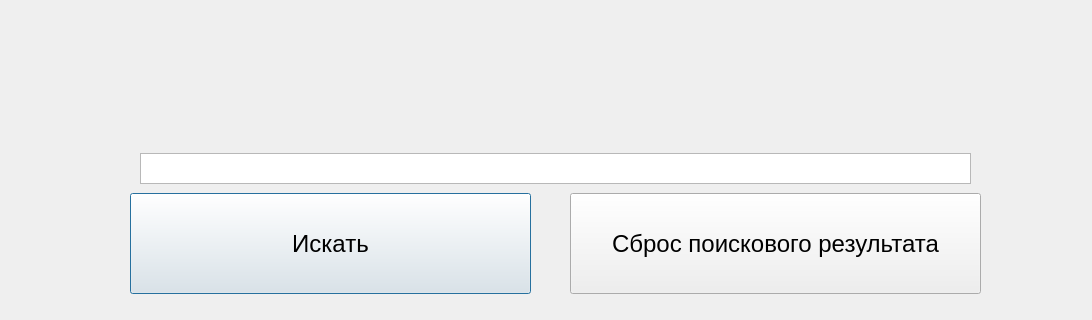
Bessarab123/YandexProject, file Designer.ui: the form before one commit; both pictures show x 0 to 1092 and y 577 to 897 of the 1092 by 897 pixel window.
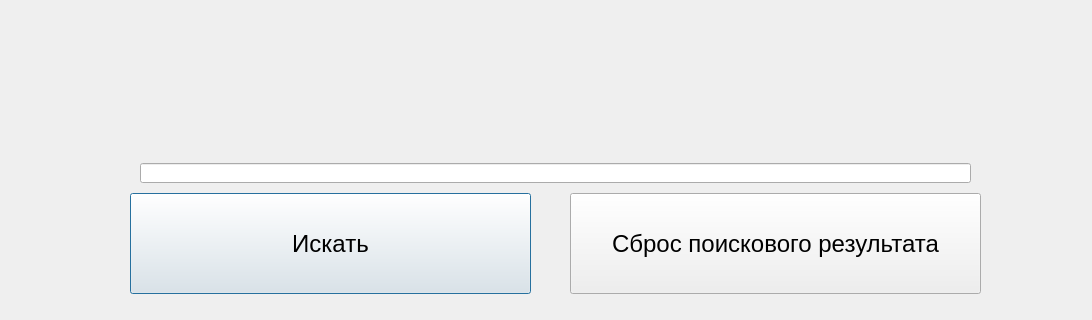
The form after the commit.

Commit message: добавлена привязка кнопок, изменен файл с интерфейсом

```diff
--- a/Designer.ui
+++ b/Designer.ui
@@ -49,16 +49,6 @@
     <string>Сброс поискового результата</string>
    </property>
   </widget>
-  <widget class="QTextEdit" name="textEdit">
-   <property name="geometry">
-    <rect>
-     <x>140</x>
-     <y>730</y>
-     <width>831</width>
-     <height>31</height>
-    </rect>
-   </property>
-  </widget>
   <widget class="QLabel" name="label">
    <property name="geometry">
     <rect>
@@ -72,6 +62,16 @@
     <string/>
    </property>
   </widget>
+  <widget class="QLineEdit" name="lineEdit">
+   <property name="geometry">
+    <rect>
+     <x>140</x>
+     <y>740</y>
+     <width>831</width>
+     <height>20</height>
+    </rect>
+   </property>
+  </widget>
  </widget>
  <resources/>
  <connections/>
```
The commit also changes 3 other files.
